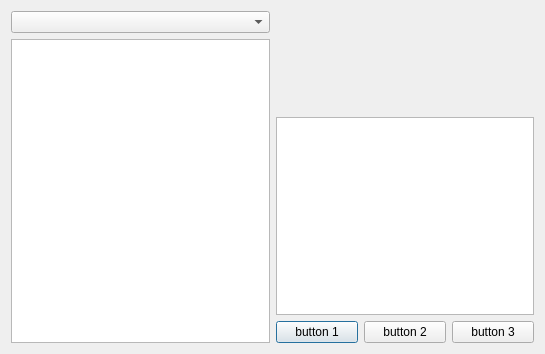
Qt form services/ui/forms/studyviewer.ui (mri4all/console) before a commit.
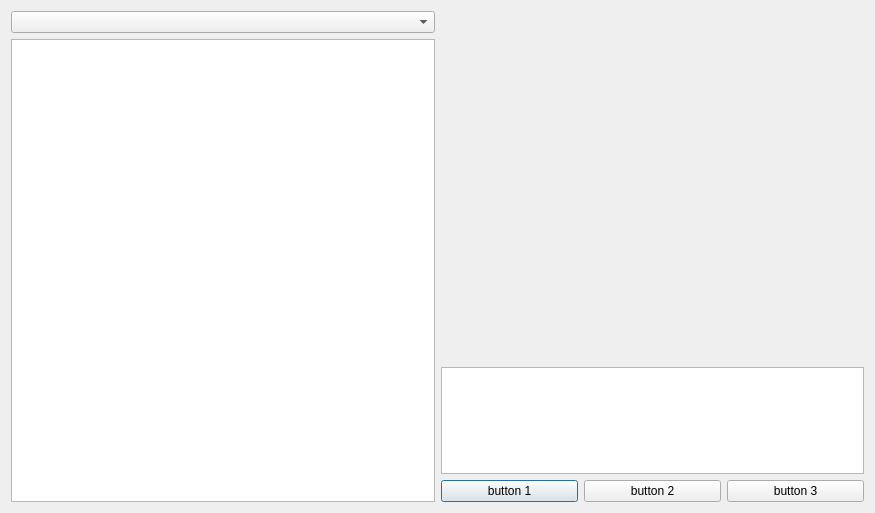
The same form after that commit.

Commit message: study viewer: functionality

What changed in the file:
```diff
--- a/services/ui/forms/studyviewer.ui
+++ b/services/ui/forms/studyviewer.ui
@@ -6,8 +6,8 @@
    <rect>
     <x>0</x>
     <y>0</y>
-    <width>545</width>
-    <height>354</height>
+    <width>875</width>
+    <height>513</height>
    </rect>
   </property>
   <property name="windowTitle">
@@ -29,7 +29,29 @@
      <item>
       <layout class="QVBoxLayout" name="verticalLayout_2">
        <item>
-        <widget class="QFrame" name="frame">
+        <widget class="QFrame" name="viewerFrame">
+         <property name="sizePolicy">
+          <sizepolicy hsizetype="Preferred" vsizetype="Expanding">
+           <horstretch>0</horstretch>
+           <verstretch>0</verstretch>
+          </sizepolicy>
+         </property>
+         <property name="minimumSize">
+          <size>
+           <width>0</width>
+           <height>350</height>
+          </size>
+         </property>
+        </widget>
+       </item>
+       <item>
+        <widget class="QListWidget" name="scanListWidget">
+         <property name="sizePolicy">
+          <sizepolicy hsizetype="Expanding" vsizetype="Minimum">
+           <horstretch>0</horstretch>
+           <verstretch>0</verstretch>
+          </sizepolicy>
+         </property>
          <property name="minimumSize">
           <size>
            <width>0</width>
@@ -38,9 +60,6 @@
          </property>
         </widget>
        </item>
-       <item>
-        <widget class="QListWidget" name="scanListWidget"/>
-       </item>
        <item>
         <layout class="QHBoxLayout" name="horizontalLayout_2">
          <item>
```
The commit also changes 1 other file.
